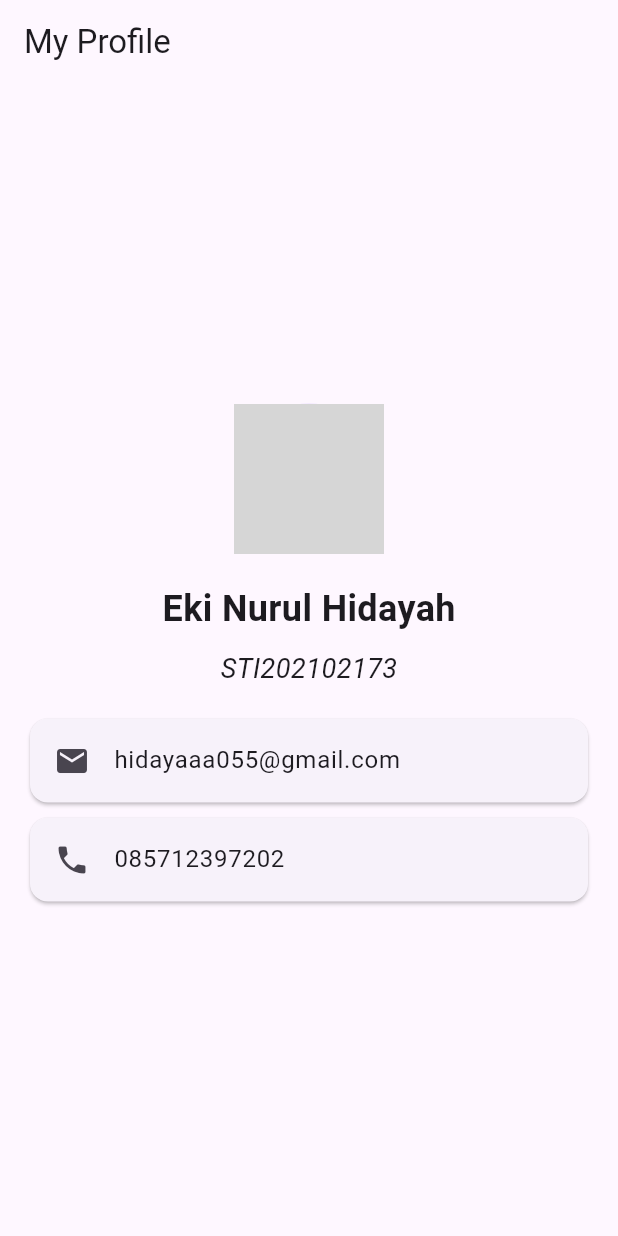
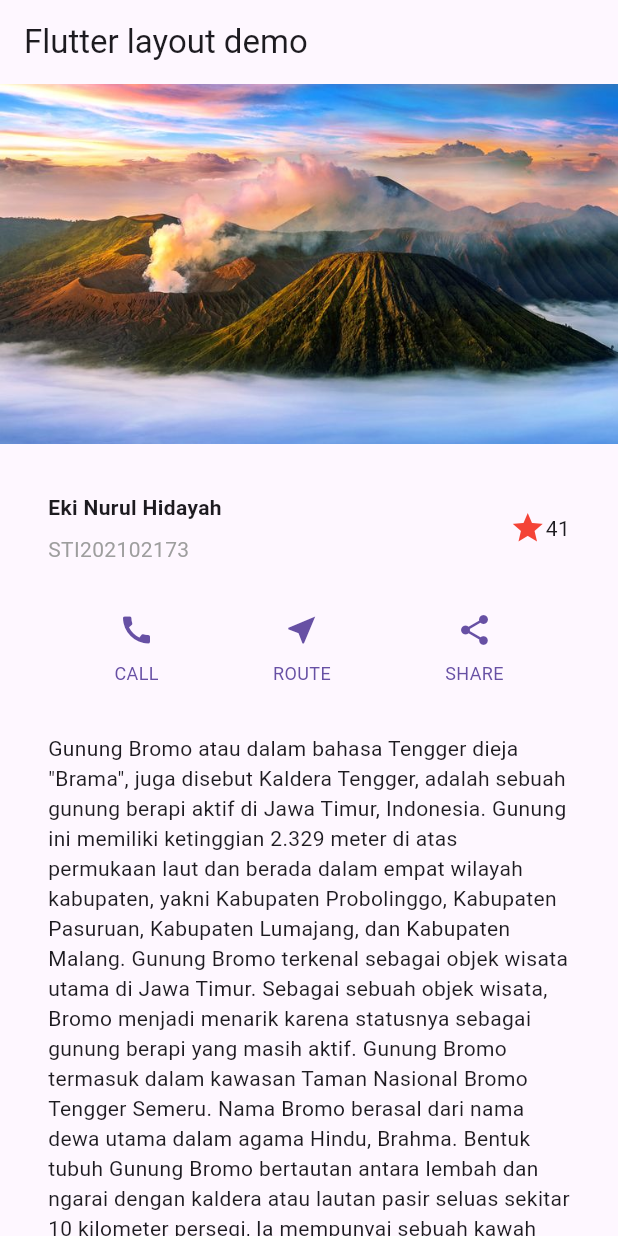
Before and after one commit to Nurulhida12/flutter_layout, a Flutter app: the screen it shows after launch, on a phone screen of 412 x 824 dp. Run offline on Flutter 3.47's test engine with Material 3 defaults, Android fonts, the phone set to English and light mode, and no system bars; grey boxes are pictures that could not be loaded.

Commit message:
first commit

```diff
--- a/lib/main.dart
+++ b/lib/main.dart
@@ -1,65 +1,186 @@
 import 'package:flutter/material.dart';
 
-void main() {
-  runApp(ProfileApp());
-}
+void main() => runApp(const MyApp());
 
-class ProfileApp extends StatelessWidget {
+class MyApp extends StatelessWidget {
+  const MyApp({super.key});
+
   @override
   Widget build(BuildContext context) {
+    const String appTitle = 'Flutter layout demo';
     return MaterialApp(
-      title: 'My Profile',
-      theme: ThemeData(
-        primarySwatch: Colors.blue,
+      title: appTitle,
+      home: Scaffold(
+        appBar: AppBar(
+          title: const Text(appTitle),
         ),
-      home: ProfileScreen(),
+        body: const SingleChildScrollView(
+            child: Column(
+          children: [
+            ImageSection(image: 'images/gambar.jpg'),
+            TitleSection(
+              name: 'Eki Nurul Hidayah',
+              location: 'STI202102173',
+            ),
+            ButtonSection(),
+            TextSection(description: 'Gunung Bromo atau dalam bahasa Tengger dieja "Brama", juga disebut Kaldera Tengger, adalah sebuah gunung berapi aktif di Jawa Timur, Indonesia. Gunung ini memiliki ketinggian 2.329 meter di atas permukaan laut dan berada dalam empat wilayah kabupaten, yakni Kabupaten Probolinggo, Kabupaten Pasuruan, Kabupaten Lumajang, dan Kabupaten Malang. Gunung Bromo terkenal sebagai objek wisata utama di Jawa Timur. Sebagai sebuah objek wisata, Bromo menjadi menarik karena statusnya sebagai gunung berapi yang masih aktif. Gunung Bromo termasuk dalam kawasan Taman Nasional Bromo Tengger Semeru. Nama Bromo berasal dari nama dewa utama dalam agama Hindu, Brahma. Bentuk tubuh Gunung Bromo bertautan antara lembah dan ngarai dengan kaldera atau lautan pasir seluas sekitar 10 kilometer persegi, Ia mempunyai sebuah kawah dengan garis tengah ± 800 meter (utara-selatan) dan ± 600 meter (timur-barat). Sedangkan daerah bahayanya berupa lingkaran dengan jari-jari 4 km dari pusat kawah Bromo.'),
+          ],
+        )),
+      ),
     );
   }
 }
 
-class ProfileScreen extends StatelessWidget {
+class TitleSection extends StatelessWidget {
+  const TitleSection({
+    super.key,
+    required this.name,
+    required this.location,
+  });
+
+  final String name;
+  final String location;
+
   @override
   Widget build(BuildContext context) {
-    return Scaffold(
-      appBar: AppBar(
-        title: Text('My Profile'),
-      ),
-      body: Center(
+    return Padding(
+      padding: const EdgeInsets.all(32),
+      child: Row(
+        children: [
+          Expanded(
+            //1//
             child: Column(
-          mainAxisAlignment: MainAxisAlignment.center,
-          children: <Widget>[
-            CircleAvatar(
-              radius: 50,
-              backgroundImage: AssetImage('assets/profile_pic.jpg'),
-            ),
-            SizedBox(height: 20),
-            Text(
-              'Eki Nurul Hidayah',
-              style: TextStyle(fontSize: 24, fontWeight: FontWeight.bold),
-            ),
-            SizedBox(height: 10),
-            Text(
-              'STI202102173',
-              style: TextStyle(fontSize: 18, fontStyle: FontStyle.italic),
-            ),
-            SizedBox(height: 20),
-            Card(
-              margin: EdgeInsets.symmetric(horizontal: 20),
-              child: ListTile(
-                leading: Icon(Icons.email),
-                title: Text('hidayaaa055@gmail.com'),
+              crossAxisAlignment: CrossAxisAlignment.start,
+              children: [
+                //2//
+                Padding(
+                  padding: const EdgeInsets.only(bottom: 8),
+                  child: Text(
+                    name,
+                    style: const TextStyle(
+                      fontWeight: FontWeight.bold,
                     ),
                   ),
-            Card(
-              margin: EdgeInsets.symmetric(horizontal: 20, vertical: 10),
-              child: ListTile(
-                leading: Icon(Icons.phone),
-                title: Text('085712397202'),
+                ),
+                Text(
+                  location,
+                  style: TextStyle(
+                    color: Colors.grey[500],
                   ),
                 ),
               ],
             ),
           ),
+          //3//
+          Icon(
+            Icons.star,
+            color: Colors.red[500],
+          ),
+          const Text('41'),
+        ],
+      ),
     );
   }
 }
+
+class ButtonSection extends StatelessWidget {
+  const ButtonSection({super.key});
+
+  @override
+  Widget build(BuildContext context) {
+    final Color color = Theme.of(context).primaryColor;
+    return SizedBox(
+      child: Row(
+        mainAxisAlignment: MainAxisAlignment.spaceEvenly,
+        children: [
+          ButtonWithText(
+            color: color,
+            icon: Icons.call,
+            label: 'CALL',
+          ),
+          ButtonWithText(
+            color: color,
+            icon: Icons.near_me,
+            label: 'ROUTE',
+          ),
+          ButtonWithText(
+            color: color,
+            icon: Icons.share,
+            label: 'SHARE',
+          ),
+        ],
+      ),
+    );
+  }
+}
+
+class ButtonWithText extends StatelessWidget {
+  const ButtonWithText({
+    super.key,
+    required this.color,
+    required this.icon,
+    required this.label,
+  });
+
+  final Color color;
+  final IconData icon;
+  final String label;
+
+  @override
+  Widget build(BuildContext context) {
+    return Column(
+      mainAxisSize: MainAxisSize.min,
+      mainAxisAlignment: MainAxisAlignment.center,
+      children: [
+        Icon(icon, color: color),
+        Padding(
+          padding: const EdgeInsets.only(top: 8),
+          child: Text(
+            label,
+            style: TextStyle(
+              fontSize: 12,
+              fontWeight: FontWeight.w400,
+              color: color,
+            ),
+          ),
+        ),
+      ],
+    );
+  }
+}
+
+class TextSection extends StatelessWidget {
+  const TextSection({
+    super.key,
+    required this.description,
+  });
+
+  final String description;
+
+  @override
+  Widget build(BuildContext context) {
+    return Padding(
+      padding: const EdgeInsets.all(32),
+      child: Text(
+        description,
+        softWrap: true,
+      ),
+    );
+  }
+}
+
+class ImageSection extends StatelessWidget {
+  const ImageSection({super.key, required this.image});
+
+  final String image;
+
+  @override
+  Widget build(BuildContext context) {
+    return Image.asset(
+      image,
+      width: 600,
+      height: 240,
+      fit: BoxFit.cover,
+    );
+  }
+}
```
Lines whose indentation alone changed are shown as unchanged.
